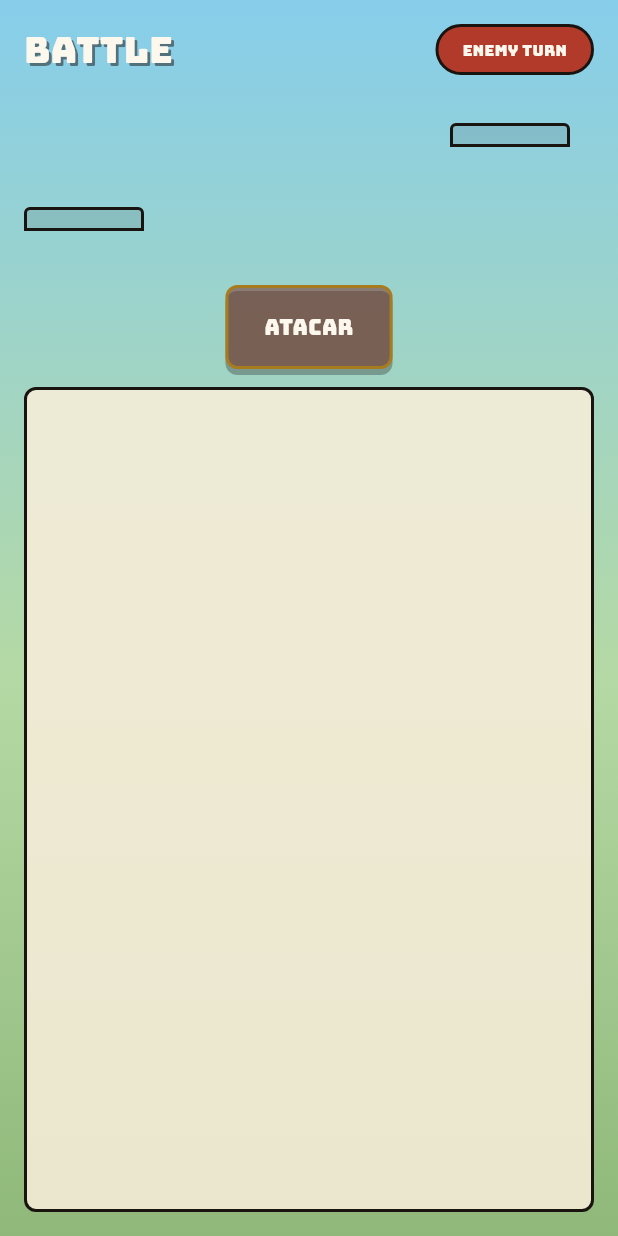
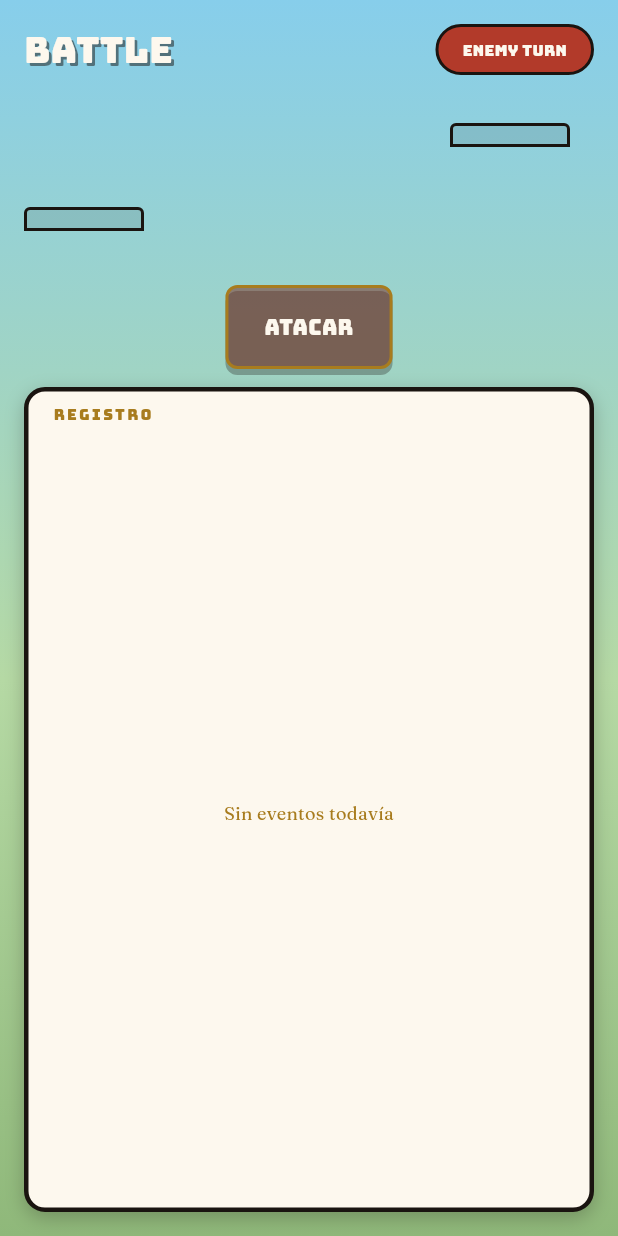
Before and after one commit to Eddyalexdev/albo-pokemon-mobile, a Flutter app: the BattleScreen screen opened by its route, on a phone screen of 412 x 824 dp. Run offline on Flutter 3.47's test engine with Material 3 defaults, Android fonts, the phone set to English and light mode, and no system bars; our stand-ins replace dio, equatable, google_fonts, just_audio, shared_preferences, socket_io_client; accounts and stored records are empty.

Commit message:
refactor(battle-log): redesign to match web .battle-log-box
- Cream card with ink border and drop shadow, not a tinted overlay
- REGISTRO header in gold-deep caps instead of italic body copy
- Monospace-style statsSmall rows with highlight on the latest entry
- Empty state placeholder when no events yet
- Drop fixed height so it fills the Expanded slot naturally
- Remove unused maxEvents parameter

```diff
--- a/lib/shared/widgets/organisms/battle_log.dart
+++ b/lib/shared/widgets/organisms/battle_log.dart
@@ -4,15 +4,14 @@
 import '../../../core/theme/app_typography.dart';
 import '../../../core/theme/app_spacing.dart';
 
-/// Organism displaying a scrollable battle log.
+/// Organism displaying a scrollable battle log, styled after the web
+/// .battle-log-box: cream card with a gold-deep header and monospace rows.
 class BattleLog extends StatefulWidget {
   final List<String> events;
-  final int maxEvents;
 
   const BattleLog({
     super.key,
     required this.events,
-    this.maxEvents = 50,
   });
 
   @override
@@ -26,7 +25,6 @@
   void didUpdateWidget(BattleLog oldWidget) {
     super.didUpdateWidget(oldWidget);
     if (widget.events.length > oldWidget.events.length) {
-      // Auto-scroll to bottom when new events are added
       WidgetsBinding.instance.addPostFrameCallback((_) {
         if (_scrollController.hasClients) {
           _scrollController.animateTo(
@@ -48,32 +46,82 @@
   @override
   Widget build(BuildContext context) {
     return Container(
-      height: 120,
       decoration: BoxDecoration(
-        color: DesignColors.creamSoft.withValues(alpha: 0.9),
-        borderRadius: BorderRadius.circular(8),
-        border: Border.all(color: DesignColors.ink, width: 2),
+        color: DesignColors.cream,
+        borderRadius: BorderRadius.circular(14),
+        border: Border.all(color: DesignColors.ink, width: 3),
+        boxShadow: [
+          BoxShadow(
+            color: DesignColors.ink.withValues(alpha: 0.25),
+            offset: const Offset(0, 4),
+            blurRadius: 10,
           ),
-      child: ListView.builder(
+        ],
+      ),
+      padding: const EdgeInsets.fromLTRB(
+        DesignSpacing.md,
+        DesignSpacing.sm,
+        DesignSpacing.md,
+        DesignSpacing.sm,
+      ),
+      child: Column(
+        crossAxisAlignment: CrossAxisAlignment.start,
+        mainAxisSize: MainAxisSize.min,
+        children: [
+          Text(
+            'REGISTRO',
+            style: DesignTypography.labelSmall.copyWith(
+              color: DesignColors.goldDeep,
+              letterSpacing: 1.5,
+            ),
+          ),
+          const SizedBox(height: DesignSpacing.xs),
+          Flexible(
+            child: widget.events.isEmpty
+                ? Center(
+                    child: Padding(
+                      padding: const EdgeInsets.symmetric(vertical: DesignSpacing.md),
+                      child: Text(
+                        'Sin eventos todavía',
+                        style: DesignTypography.bodySmall.copyWith(
+                          color: DesignColors.goldDeep,
+                        ),
+                      ),
+                    ),
+                  )
+                : ListView.builder(
                     controller: _scrollController,
-        padding: const EdgeInsets.all(DesignSpacing.sm),
+                    padding: EdgeInsets.zero,
                     itemCount: widget.events.length,
                     itemBuilder: (context, index) {
                       final event = widget.events[index];
-          final isRecent = index >= widget.events.length - 5;
+                      final isLast = index == widget.events.length - 1;
 
-          return Padding(
-            padding: const EdgeInsets.symmetric(vertical: 2),
+                      return Container(
+                        margin: const EdgeInsets.symmetric(vertical: 1),
+                        padding: const EdgeInsets.symmetric(
+                          horizontal: DesignSpacing.sm,
+                          vertical: 4,
+                        ),
+                        decoration: BoxDecoration(
+                          color: isLast
+                              ? DesignColors.creamSoft
+                              : Colors.transparent,
+                          borderRadius: BorderRadius.circular(6),
+                        ),
                         child: Text(
                           event,
-              style: DesignTypography.bodySmall.copyWith(
-                color: isRecent ? DesignColors.ink : DesignColors.goldDeep,
-                fontStyle: FontStyle.italic,
+                          style: DesignTypography.statsSmall.copyWith(
+                            color: DesignColors.ink,
+                            fontSize: 11,
                           ),
                         ),
                       );
                     },
                   ),
+          ),
+        ],
+      ),
     );
   }
 }
```
Lines whose indentation alone changed are shown as unchanged.
